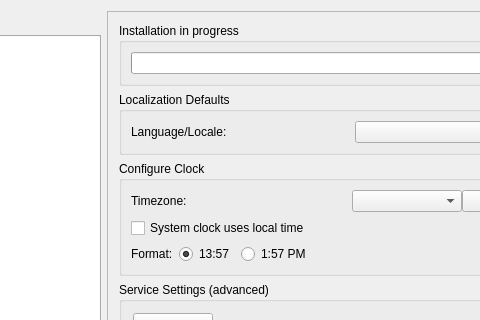
gazelle-installer/gazelle-installer, file meinstall.ui: the form before one commit; both pictures show x 93 to 573 and y 0 to 320 of the 700 by 500 pixel window.
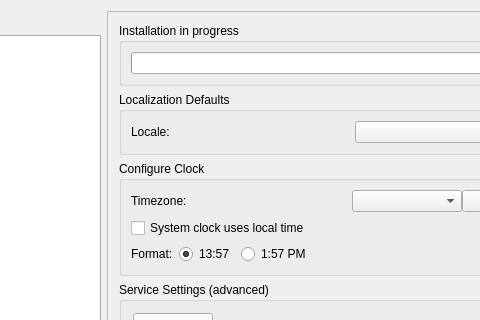
The form after the commit. The open tabs and pages were chosen to show the change. Icons and pictures are not drawn.

Commit message: Revert a string, change to be reviewed later.

The edit to the form file:
```diff
--- a/meinstall.ui
+++ b/meinstall.ui
@@ -2383,7 +2383,7 @@
                 <font/>
                </property>
                <property name="text">
-                <string>Language/Locale:</string>
+                <string>Locale:</string>
                </property>
                <property name="wordWrap">
                 <bool>false</bool>
```
